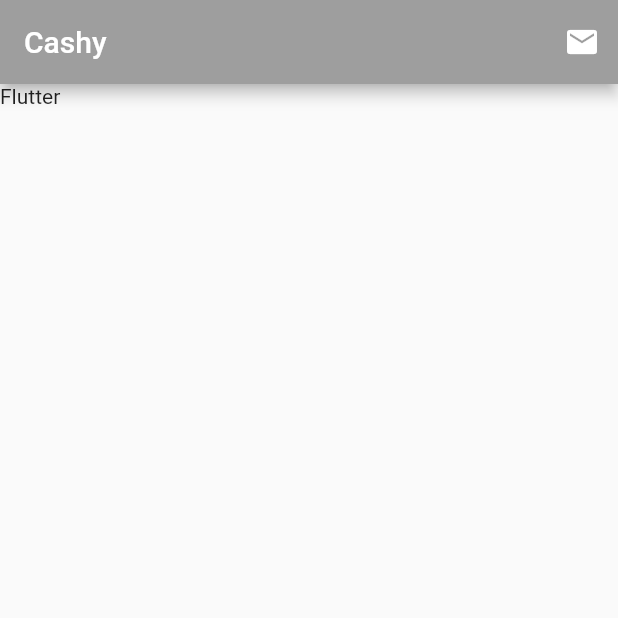
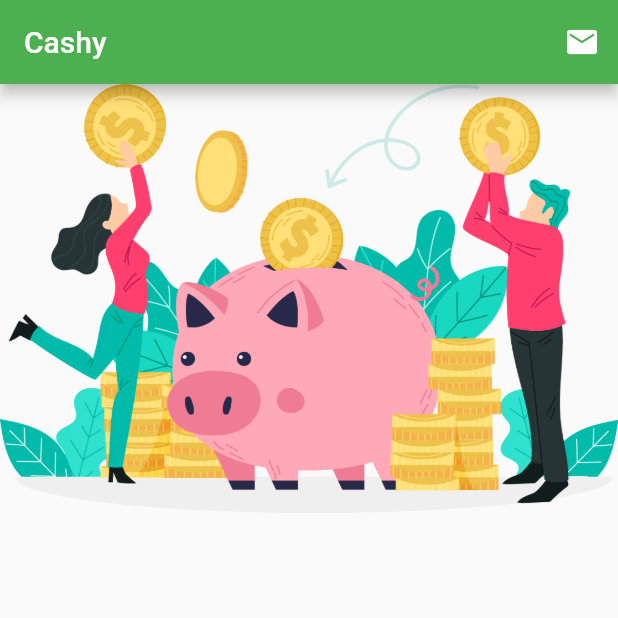
Before and after one commit to NurFajarSA/Flutter-MobileApp, a Flutter app: the screen it shows after launch, on a phone screen of 412 x 824 dp, the top half of it. Run offline on Flutter 3.47's test engine with Material 2 defaults, Android fonts, the phone set to English and light mode, and no system bars.

Commit message:
Add image widget

```diff
--- a/lib/main.dart
+++ b/lib/main.dart
@@ -17,13 +17,13 @@ class MyApp extends StatelessWidget {
       home: Scaffold(
         appBar: AppBar(
           title: Text("Cashy"),
-          backgroundColor: Colors.grey,
+          backgroundColor: Colors.green,
           actions: <Widget>[
             IconButton(onPressed: () {}, icon: Icon(Icons.mail))
           ],
         ),
         body: SafeArea(
-          child: Text("Flutter"),
+          child: Image(image: AssetImage('assets/images/ic_payment.png')),
         ),
       ),
     );
```
